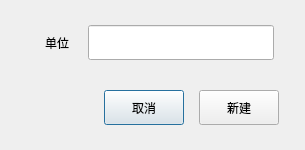
This is Qt/ERP/dialognewunit.ui in superp2017/NTERP as Qt 5 draws it before an edit. The edited form follows.
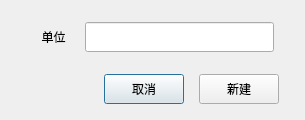
This is the edited form.

What changed in the file:
```diff
--- a/Qt/ERP/dialognewunit.ui
+++ b/Qt/ERP/dialognewunit.ui
@@ -7,32 +7,35 @@
     <x>0</x>
     <y>0</y>
     <width>305</width>
-    <height>150</height>
+    <height>120</height>
    </rect>
   </property>
   <property name="minimumSize">
    <size>
     <width>305</width>
-    <height>150</height>
+    <height>120</height>
    </size>
   </property>
   <property name="maximumSize">
    <size>
     <width>305</width>
-    <height>150</height>
+    <height>120</height>
    </size>
   </property>
   <property name="windowTitle">
    <string>新增单位</string>
   </property>
-  <layout class="QGridLayout" name="gridLayout" rowstretch="50,0" rowminimumheight="25,1">
+  <layout class="QGridLayout" name="gridLayout" rowstretch="50,0">
+   <property name="bottomMargin">
+    <number>5</number>
+   </property>
    <property name="verticalSpacing">
-    <number>16</number>
+    <number>11</number>
    </property>
    <item row="0" column="0">
     <layout class="QHBoxLayout" name="horizontalLayout_2" stretch="1,3">
      <property name="leftMargin">
-      <number>15</number>
+      <number>11</number>
      </property>
      <property name="rightMargin">
       <number>20</number>
@@ -58,7 +61,7 @@
        <property name="minimumSize">
         <size>
          <width>0</width>
-         <height>35</height>
+         <height>30</height>
         </size>
        </property>
       </widget>
@@ -71,7 +74,7 @@
       <number>15</number>
      </property>
      <property name="leftMargin">
-      <number>20</number>
+      <number>0</number>
      </property>
      <property name="rightMargin">
       <number>15</number>
@@ -94,7 +97,7 @@
        <property name="minimumSize">
         <size>
          <width>0</width>
-         <height>35</height>
+         <height>30</height>
         </size>
        </property>
        <property name="text">
@@ -107,7 +110,7 @@
        <property name="minimumSize">
         <size>
          <width>0</width>
-         <height>35</height>
+         <height>30</height>
         </size>
        </property>
        <property name="text">
```
